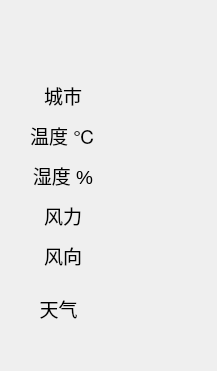
Before: the Qt Designer form item/intelligent_community/weatherinfo.ui in hewei-bit/QT-Learing, drawn with Qt 5.
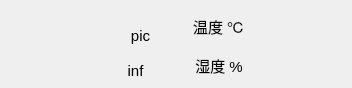
After: the same form once the commit is applied.

What changed in the file:
```diff
--- a/item/intelligent_community/weatherinfo.ui
+++ b/item/intelligent_community/weatherinfo.ui
@@ -6,8 +6,8 @@
    <rect>
     <x>0</x>
     <y>0</y>
-    <width>217</width>
-    <height>371</height>
+    <width>352</width>
+    <height>88</height>
    </rect>
   </property>
   <property name="sizePolicy">
@@ -18,30 +18,24 @@
   </property>
   <property name="font">
    <font>
-    <pointsize>14</pointsize>
+    <pointsize>11</pointsize>
    </font>
   </property>
   <property name="windowTitle">
    <string>Form</string>
   </property>
-  <layout class="QGridLayout" name="gridLayout_4">
-   <item row="4" column="0">
-    <layout class="QGridLayout" name="gridLayout_3">
-     <item row="0" column="0">
-      <widget class="QWidget" name="widget_8" native="true">
-       <layout class="QGridLayout" name="gridLayout_2">
-        <item row="0" column="0">
-         <widget class="QLabel" name="label_11">
-          <property name="text">
-           <string>天气</string>
-          </property>
-          <property name="alignment">
-           <set>Qt::AlignCenter</set>
-          </property>
-         </widget>
-        </item>
-        <item row="1" column="0">
-         <widget class="QLabel" name="info_label">
+  <widget class="QWidget" name="widget" native="true">
+   <property name="geometry">
+    <rect>
+     <x>180</x>
+     <y>10</y>
+     <width>161</width>
+     <height>71</height>
+    </rect>
+   </property>
+   <layout class="QGridLayout" name="gridLayout_5">
+    <item row="1" column="1">
+     <widget class="QLabel" name="humidity_label">
           <property name="text">
            <string/>
           </property>
@@ -50,11 +44,24 @@
           </property>
          </widget>
         </item>
-       </layout>
+    <item row="1" column="0">
+     <widget class="QLabel" name="label_7">
+      <property name="sizePolicy">
+       <sizepolicy hsizetype="Minimum" vsizetype="Minimum">
+        <horstretch>0</horstretch>
+        <verstretch>0</verstretch>
+       </sizepolicy>
+      </property>
+      <property name="text">
+       <string>湿度 %</string>
+      </property>
+      <property name="alignment">
+       <set>Qt::AlignCenter</set>
+      </property>
       </widget>
      </item>
      <item row="0" column="1">
-      <widget class="QLabel" name="info_pic_label">
+     <widget class="QLabel" name="temper_label">
        <property name="text">
         <string/>
        </property>
@@ -63,25 +70,7 @@
        </property>
       </widget>
      </item>
-    </layout>
-   </item>
-   <item row="1" column="0">
-    <widget class="QLabel" name="date_label">
-     <property name="text">
-      <string/>
-     </property>
-     <property name="alignment">
-      <set>Qt::AlignCenter</set>
-     </property>
-    </widget>
-   </item>
-   <item row="3" column="0">
-    <widget class="QWidget" name="widget_2" native="true">
-     <layout class="QGridLayout" name="gridLayout">
-      <property name="verticalSpacing">
-       <number>11</number>
-      </property>
-      <item row="3" column="0">
+    <item row="0" column="0">
        <widget class="QLabel" name="label_6">
         <property name="sizePolicy">
          <sizepolicy hsizetype="Minimum" vsizetype="Minimum">
@@ -97,86 +86,49 @@
         </property>
        </widget>
       </item>
-      <item row="5" column="2">
-       <widget class="QLabel" name="windpow_label">
-        <property name="text">
-         <string/>
-        </property>
-        <property name="alignment">
-         <set>Qt::AlignCenter</set>
-        </property>
-       </widget>
-      </item>
-      <item row="4" column="0">
-       <widget class="QLabel" name="label_7">
-        <property name="sizePolicy">
-         <sizepolicy hsizetype="Minimum" vsizetype="Minimum">
-          <horstretch>0</horstretch>
-          <verstretch>0</verstretch>
-         </sizepolicy>
+   </layout>
+  </widget>
+  <widget class="QLabel" name="info_pic_label">
+   <property name="geometry">
+    <rect>
+     <x>110</x>
+     <y>10</y>
+     <width>61</width>
+     <height>51</height>
+    </rect>
         </property>
         <property name="text">
-         <string>湿度 %</string>
+    <string>pic</string>
         </property>
         <property name="alignment">
          <set>Qt::AlignCenter</set>
         </property>
        </widget>
-      </item>
-      <item row="6" column="2">
-       <widget class="QLabel" name="winddir_label">
-        <property name="text">
-         <string/>
-        </property>
-        <property name="alignment">
-         <set>Qt::AlignCenter</set>
-        </property>
-       </widget>
-      </item>
-      <item row="6" column="0">
-       <widget class="QLabel" name="label_4">
-        <property name="sizePolicy">
-         <sizepolicy hsizetype="Minimum" vsizetype="Minimum">
-          <horstretch>0</horstretch>
-          <verstretch>0</verstretch>
-         </sizepolicy>
-        </property>
+  <widget class="QLabel" name="info_label">
+   <property name="geometry">
+    <rect>
+     <x>100</x>
+     <y>60</y>
+     <width>71</width>
+     <height>21</height>
+    </rect>
+   </property>
         <property name="text">
-         <string>风向</string>
+    <string>inf</string>
         </property>
         <property name="alignment">
          <set>Qt::AlignCenter</set>
         </property>
        </widget>
-      </item>
-      <item row="5" column="0">
-       <widget class="QLabel" name="label_9">
-        <property name="sizePolicy">
-         <sizepolicy hsizetype="Minimum" vsizetype="Minimum">
-          <horstretch>0</horstretch>
-          <verstretch>0</verstretch>
-         </sizepolicy>
-        </property>
-        <property name="text">
-         <string>风力</string>
-        </property>
-        <property name="alignment">
-         <set>Qt::AlignCenter</set>
-        </property>
-       </widget>
-      </item>
-      <item row="2" column="2">
        <widget class="QLabel" name="city_label">
-        <property name="text">
-         <string/>
-        </property>
-        <property name="alignment">
-         <set>Qt::AlignCenter</set>
-        </property>
-       </widget>
-      </item>
-      <item row="4" column="2">
-       <widget class="QLabel" name="humidity_label">
+   <property name="geometry">
+    <rect>
+     <x>10</x>
+     <y>20</y>
+     <width>90</width>
+     <height>46</height>
+    </rect>
+   </property>
         <property name="text">
          <string/>
         </property>
@@ -184,47 +136,6 @@
          <set>Qt::AlignCenter</set>
         </property>
        </widget>
-      </item>
-      <item row="2" column="0">
-       <widget class="QLabel" name="label_2">
-        <property name="sizePolicy">
-         <sizepolicy hsizetype="Minimum" vsizetype="Minimum">
-          <horstretch>0</horstretch>
-          <verstretch>0</verstretch>
-         </sizepolicy>
-        </property>
-        <property name="text">
-         <string>城市</string>
-        </property>
-        <property name="alignment">
-         <set>Qt::AlignCenter</set>
-        </property>
-       </widget>
-      </item>
-      <item row="3" column="2">
-       <widget class="QLabel" name="temper_label">
-        <property name="text">
-         <string/>
-        </property>
-        <property name="alignment">
-         <set>Qt::AlignCenter</set>
-        </property>
-       </widget>
-      </item>
-     </layout>
-    </widget>
-   </item>
-   <item row="2" column="0">
-    <widget class="QLabel" name="time_label">
-     <property name="text">
-      <string/>
-     </property>
-     <property name="alignment">
-      <set>Qt::AlignCenter</set>
-     </property>
-    </widget>
-   </item>
-  </layout>
  </widget>
  <resources/>
  <connections/>
```
Lines whose indentation alone changed are shown as unchanged.
